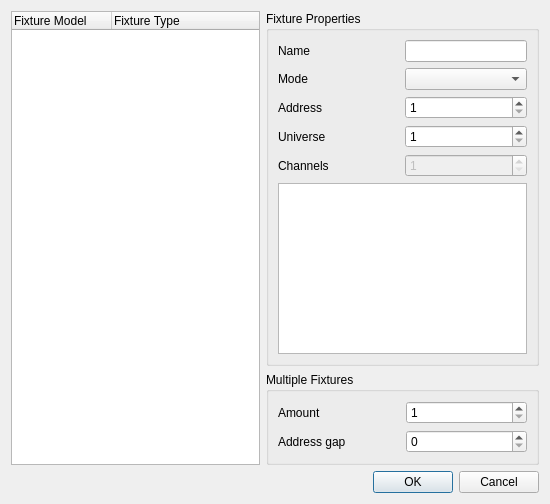
Before: the Qt Designer form main/addfixture.ui in Andersbakken/qlc, drawn with Qt 5.
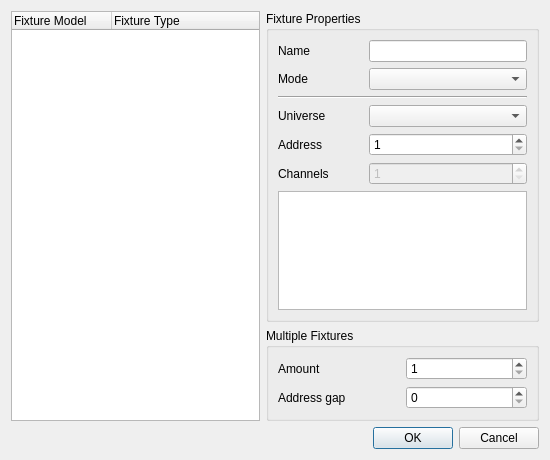
After: the same form once the commit is applied.

What changed in the file:
```diff
--- a/main/addfixture.ui
+++ b/main/addfixture.ui
@@ -6,7 +6,7 @@
     <x>0</x>
     <y>0</y>
     <width>550</width>
-    <height>504</height>
+    <height>460</height>
    </rect>
   </property>
   <property name="windowTitle" >
@@ -46,7 +46,7 @@
         </property>
        </widget>
       </item>
-      <item row="0" column="1" >
+      <item row="0" column="2" >
        <widget class="QLineEdit" name="m_nameEdit" >
         <property name="sizePolicy" >
          <sizepolicy vsizetype="Preferred" hsizetype="Preferred" >
@@ -66,7 +66,7 @@
         </property>
        </widget>
       </item>
-      <item row="1" column="1" >
+      <item row="1" column="2" >
        <widget class="QComboBox" name="m_modeCombo" >
         <property name="sizePolicy" >
          <sizepolicy vsizetype="Preferred" hsizetype="Preferred" >
@@ -79,14 +79,14 @@
         </property>
        </widget>
       </item>
-      <item row="2" column="0" >
+      <item row="4" column="0" >
        <widget class="QLabel" name="m_addressLabel" >
         <property name="text" >
          <string>Address</string>
         </property>
        </widget>
       </item>
-      <item row="2" column="1" >
+      <item row="4" column="2" >
        <widget class="QSpinBox" name="m_addressSpin" >
         <property name="sizePolicy" >
          <sizepolicy vsizetype="Preferred" hsizetype="Preferred" >
@@ -105,40 +105,14 @@
         </property>
        </widget>
       </item>
-      <item row="3" column="0" >
-       <widget class="QLabel" name="m_universeLabel" >
-        <property name="text" >
-         <string>Universe</string>
-        </property>
-       </widget>
-      </item>
-      <item row="3" column="1" >
-       <widget class="QSpinBox" name="m_universeSpin" >
-        <property name="sizePolicy" >
-         <sizepolicy vsizetype="Preferred" hsizetype="Preferred" >
-          <horstretch>0</horstretch>
-          <verstretch>0</verstretch>
-         </sizepolicy>
-        </property>
-        <property name="toolTip" >
-         <string>The universe thru which the added fixtures are controlled</string>
-        </property>
-        <property name="minimum" >
-         <number>1</number>
-        </property>
-        <property name="maximum" >
-         <number>4</number>
-        </property>
-       </widget>
-      </item>
-      <item row="4" column="0" >
+      <item row="6" column="0" >
        <widget class="QLabel" name="m_channelsLabel" >
         <property name="text" >
          <string>Channels</string>
         </property>
        </widget>
       </item>
-      <item row="4" column="1" >
+      <item row="6" column="2" >
        <widget class="QSpinBox" name="m_channelsSpin" >
         <property name="enabled" >
          <bool>false</bool>
@@ -163,7 +137,7 @@
         </property>
        </widget>
       </item>
-      <item row="5" column="0" colspan="2" >
+      <item row="7" column="0" colspan="3" >
        <widget class="QListWidget" name="m_channelList" >
         <property name="toolTip" >
          <string>List of channels in the selected fixture mode</string>
@@ -176,6 +150,30 @@
         </property>
        </widget>
       </item>
+      <item row="3" column="0" >
+       <widget class="QLabel" name="m_universeLabel" >
+        <property name="text" >
+         <string>Universe</string>
+        </property>
+       </widget>
+      </item>
+      <item row="3" column="2" >
+       <widget class="QComboBox" name="m_universeCombo" >
+        <property name="sizeAdjustPolicy" >
+         <enum>QComboBox::AdjustToMinimumContentsLength</enum>
+        </property>
+        <property name="minimumContentsLength" >
+         <number>16</number>
+        </property>
+       </widget>
+      </item>
+      <item row="2" column="0" colspan="3" >
+       <widget class="Line" name="line" >
+        <property name="orientation" >
+         <enum>Qt::Horizontal</enum>
+        </property>
+       </widget>
+      </item>
      </layout>
     </widget>
    </item>
```
Left out of the diff: 4 changed lines with no effect on the pictures.
